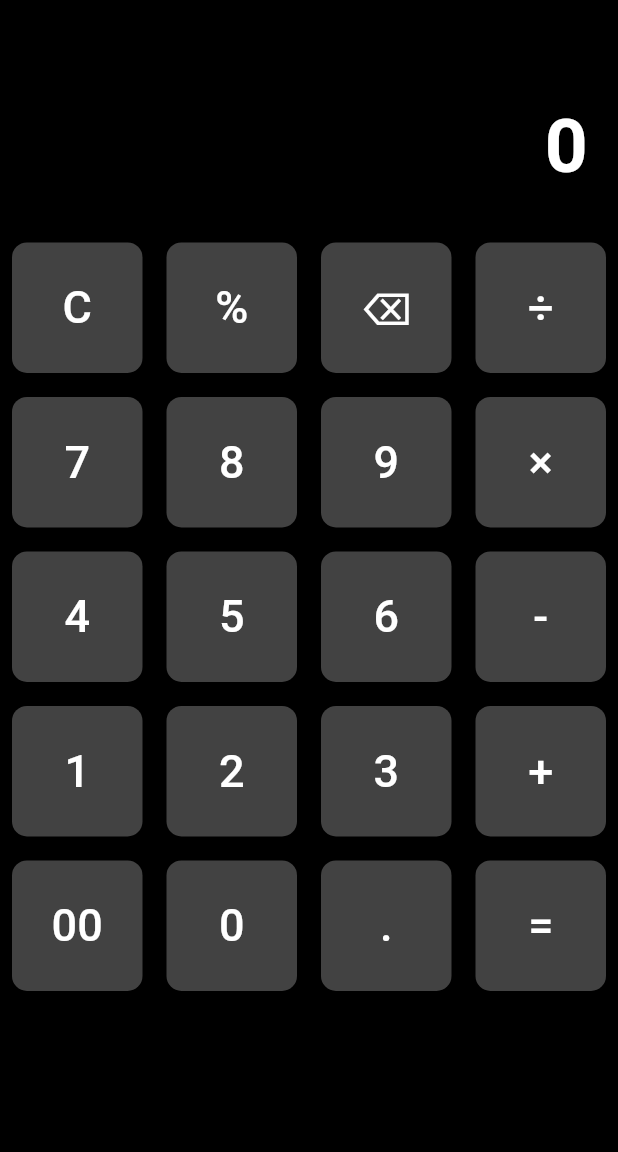
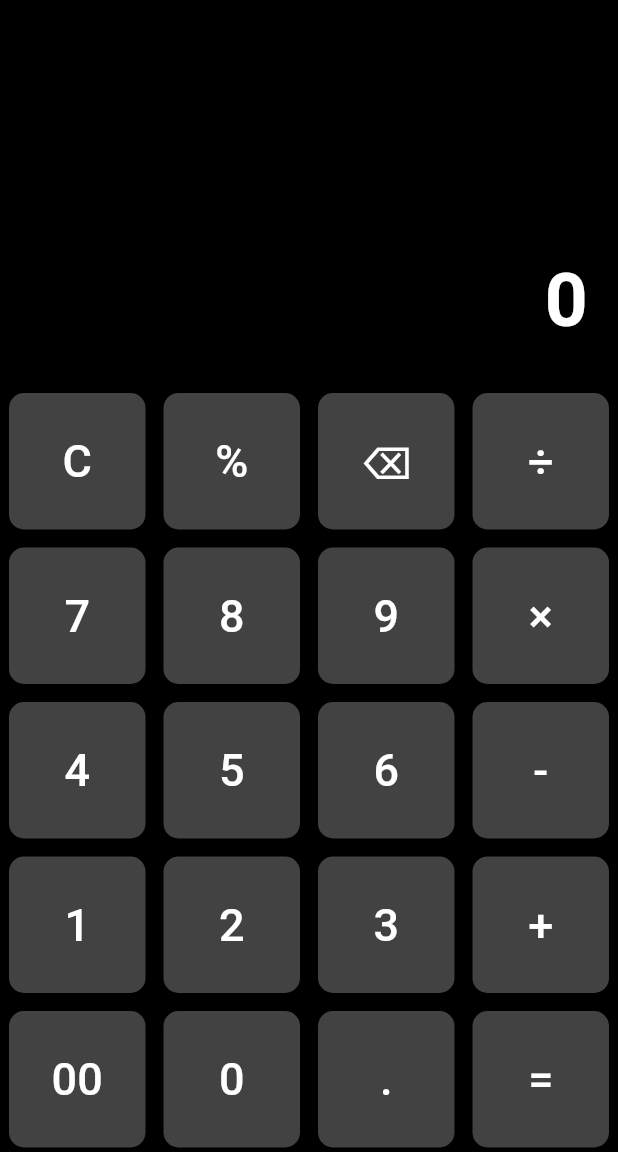
Before and after one commit to mr-riad/Calculator-Ui, a Flutter app: the screen it shows after launch, on a phone screen of 412 x 824 dp, the part 84-1236 px from its top. Run offline on Flutter 3.47's test engine with Material 3 defaults, Android fonts, the phone set to English and light mode, and no system bars.

Commit message:
buton logcal data type

```diff
--- a/lib/screens/home_screen.dart
+++ b/lib/screens/home_screen.dart
@@ -10,6 +10,12 @@ class HomeScreen extends StatefulWidget {
 
 class _HomeScreenState extends State<HomeScreen> {
   String displayText = "0";
+  String _output='0';
+  double _num1=0;
+  double _num2=0;
+  String _operation='';
+  bool _shouldReset =false;
+
 
   List<String> calculatorButtons = [
     "C", "%", "⌫", "÷",
@@ -26,9 +32,10 @@ class _HomeScreenState extends State<HomeScreen> {
       backgroundColor: Colors.black,
       appBar: AppBar(title: Text("Calculator"), backgroundColor: Colors.orange),
       body: Column(
+        //mainAxisAlignment: MainAxisAlignment.center,
         children: [
           Expanded(
-            flex: 2,
+            flex: 4,
             child: Container(
               alignment: Alignment.bottomRight,
               padding: EdgeInsets.all(20),
@@ -53,7 +60,7 @@ class _HomeScreenState extends State<HomeScreen> {
 
 
                 return Padding(
-                  padding: EdgeInsets.all(8),
+                  padding: EdgeInsets.all(6),
                   child: CustomButton(
                     onClick: () {},
                     text: calculatorButtons[index],
```
